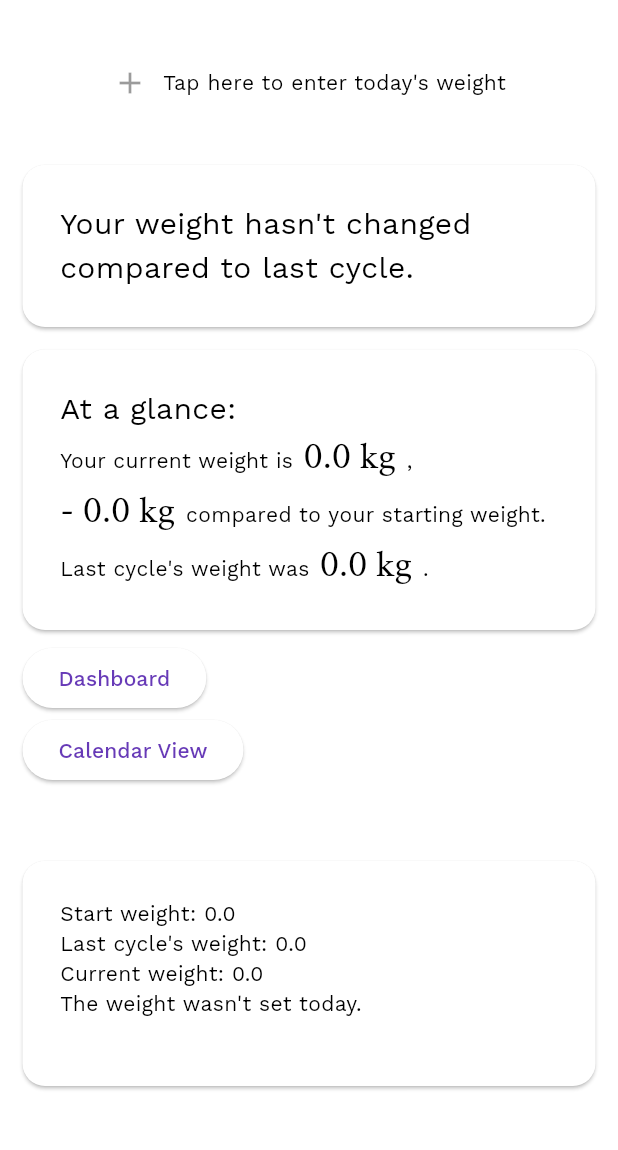
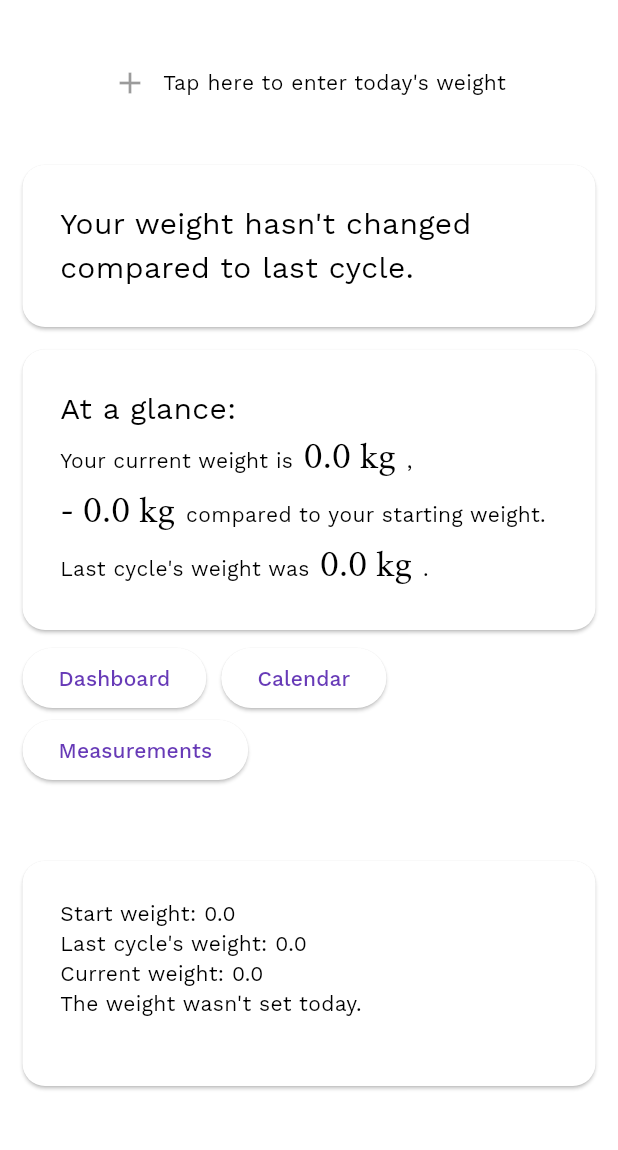
Before and after one commit to JupiterPi/cyclone, a Flutter app: the screen it shows after launch, on a phone screen of 412 x 824 dp, the part 84-1234 px from its top. Run offline on Flutter 3.47's test engine with Material 2 defaults, Android fonts, the phone set to English and light mode, and no system bars; our stand-ins replace get_it, go_router, google_fonts, sqflite; missing offline and left inert: emojis; accounts and stored records are empty.

Commit message:
nicer layout like action chips

```diff
--- a/lib/ui/home.dart
+++ b/lib/ui/home.dart
@@ -28,6 +28,9 @@ class HomePage extends StatelessWidget {
               const SizedBox(height: 15),
               const BaseValuesCard(),
               const SizedBox(height: 8),
+              Wrap(
+                spacing: 10,
+                children: [
                   ElevatedButton(
                     onPressed: () {
                       ScaffoldMessenger.of(context).showSnackBar(const SnackBar(content: Text("Opening dashboard..."), duration: Duration(seconds: 1),));
@@ -38,7 +41,15 @@ class HomePage extends StatelessWidget {
                     onPressed: () {
                       ScaffoldMessenger.of(context).showSnackBar(const SnackBar(content: Text("Opening calendar view..."), duration: Duration(seconds: 1)));
                     },
-                child: const Text("Calendar View"),
+                    child: const Text("Calendar"),
+                  ),
+                  ElevatedButton(
+                    onPressed: () {
+                      ScaffoldMessenger.of(context).showSnackBar(const SnackBar(content: Text("Opening measurements view..."), duration: Duration(seconds: 1)));
+                    },
+                    child: const Text("Measurements"),
+                  ),
+                ],
               ),
 
               // for debugging
```
Lines whose indentation alone changed are shown as unchanged.
